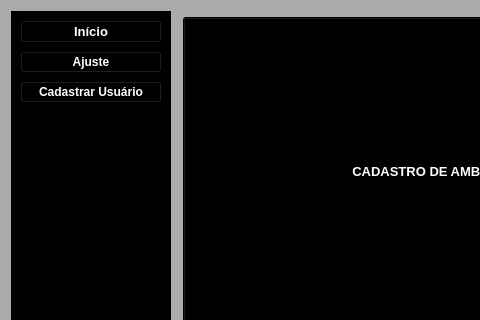
llucasgustavo23-cyber/sistema, file TELAS/MENU1.UI: the form before one commit; both pictures show x 0 to 480 and y 0 to 320 of the 1264 by 664 pixel window.
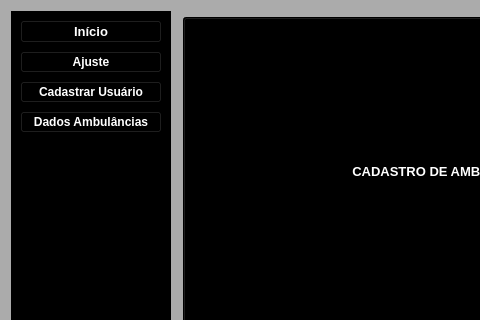
The form after the commit. Icons and pictures are not drawn.

```diff
--- a/TELAS/MENU1.UI
+++ b/TELAS/MENU1.UI
@@ -1000,6 +1000,24 @@
         </property>
        </widget>
       </item>
+      <item>
+       <widget class="QPushButton" name="pushButton_2">
+        <property name="font">
+         <font>
+          <family>Arial</family>
+          <pointsize>9</pointsize>
+          <weight>75</weight>
+          <bold>true</bold>
+         </font>
+        </property>
+        <property name="styleSheet">
+         <string notr="true">color: rgb(255, 255, 255);</string>
+        </property>
+        <property name="text">
+         <string>Dados Ambulâncias</string>
+        </property>
+       </widget>
+      </item>
       <item>
        <spacer name="menuSpacer">
         <property name="orientation">
```
Left out of the diff: 7 changed lines with no effect on the pictures.
